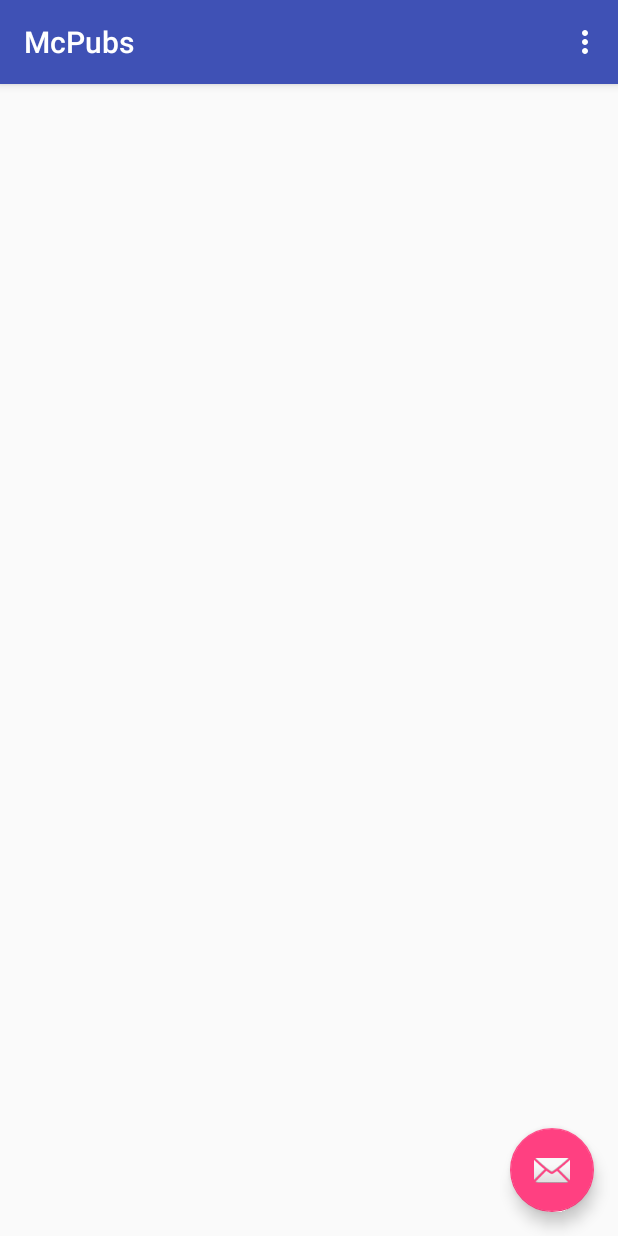
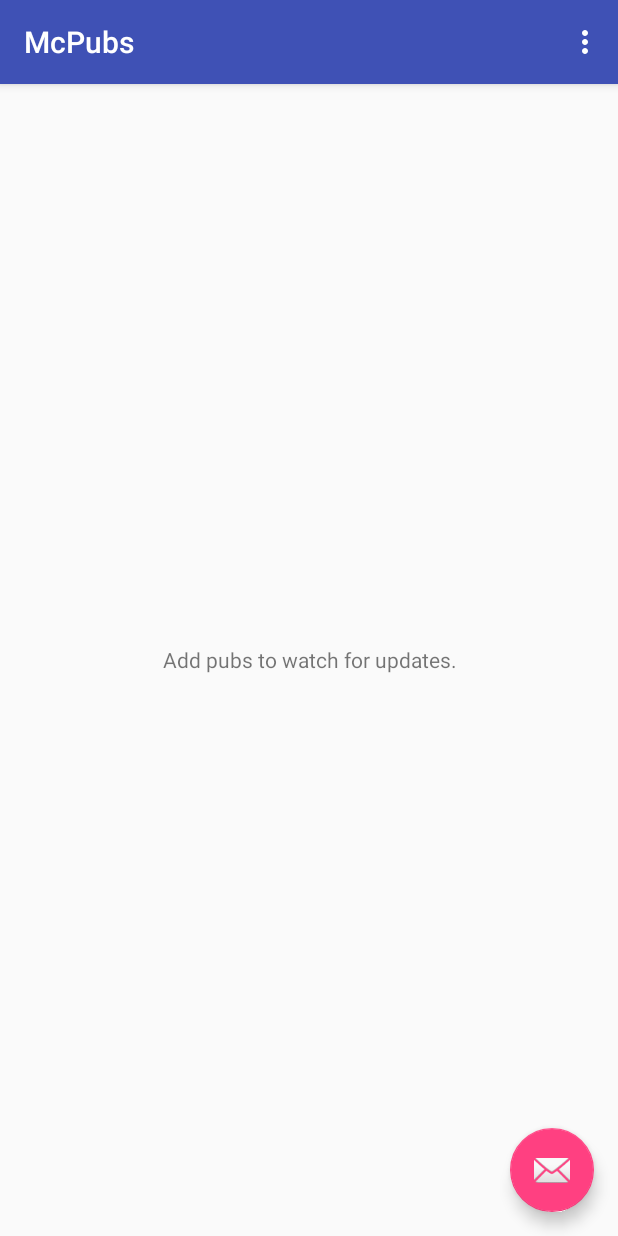
Before and after one commit to sababado/McPubs, an Android app: the screen it shows after launch (MyPubs), on a phone screen of 412 x 824 dp. Run offline under Robolectric (Android 15) with nearby library versions, the phone set to English and light mode, and no system bars; 2 statements that could not run were skipped.

Commit message:
ensuring app compiles and runs

```diff
--- a/app/src/main/java/com/sababado/mcpubs/ui/MyPubsFragment.java
+++ b/app/src/main/java/com/sababado/mcpubs/ui/MyPubsFragment.java
@@ -45,15 +45,13 @@ public class MyPubsFragment extends ListFragment implements LoaderManager.Loader
     @Override
     public void onCreate(@Nullable Bundle savedInstanceState) {
         super.onCreate(savedInstanceState);
-
-        setEmptyText(getString(R.string.empty_pub_list_text));
-
         getLoaderManager().initLoader(1, null, this);
     }
 
     @Override
     public void onViewCreated(View view, Bundle savedInstanceState) {
         super.onViewCreated(view, savedInstanceState);
+        setEmptyText(getString(R.string.empty_pub_list_text));
         if (pubAdapter == null) {
             pubAdapter = new PubAdapter(getContext(), null);
         }
@@ -156,7 +154,7 @@ public class MyPubsFragment extends ListFragment implements LoaderManager.Loader
         Contracts.Contract contract = Contracts.getContract(Pub.class);
         final Uri uri = contract.CONTENT_URI;
         final String[] projection = contract.COLUMNS;
-        return new CursorLoader(getContext(), uri, projection, null, null, "updateStatus desc title asc");
+        return new CursorLoader(getContext(), uri, projection, null, null, "updateStatus desc, title asc");
     }
 
     @Override
```
